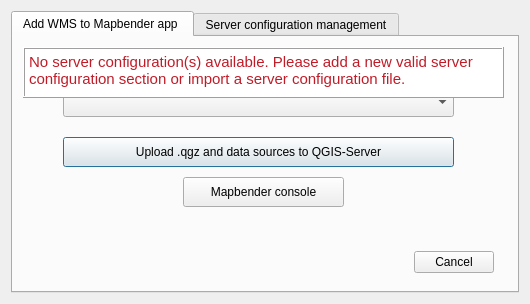
This is mapbender_plugin/dialogs/ui/main_dialog.ui in WhereGroup/QGIS2Mapbender as Qt 5 draws it before an edit. The edited form follows.
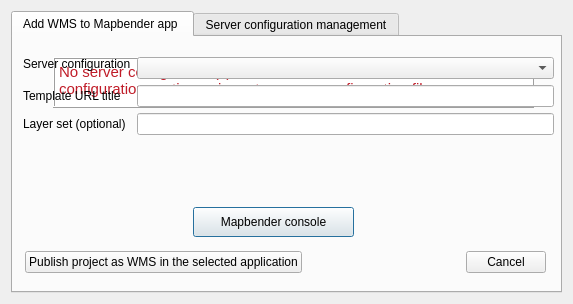
This is the edited form. Icons and pictures are not drawn.

Commit message: add class MapbenderUpload, restructure functions, add text filed for template

The edit to the form file:
```diff
--- a/mapbender_plugin/dialogs/ui/main_dialog.ui
+++ b/mapbender_plugin/dialogs/ui/main_dialog.ui
@@ -6,7 +6,7 @@
    <rect>
     <x>0</x>
     <y>0</y>
-    <width>530</width>
+    <width>573</width>
     <height>304</height>
    </rect>
   </property>
@@ -29,70 +29,11 @@
       <attribute name="title">
        <string>Add WMS to Mapbender app </string>
       </attribute>
-      <widget class="QLabel" name="sectionComboBoxLabel">
-       <property name="geometry">
-        <rect>
-         <x>10</x>
-         <y>10</y>
-         <width>304</width>
-         <height>22</height>
-        </rect>
-       </property>
-       <property name="sizePolicy">
-        <sizepolicy hsizetype="Fixed" vsizetype="Fixed">
-         <horstretch>0</horstretch>
-         <verstretch>0</verstretch>
-        </sizepolicy>
-       </property>
-       <property name="text">
-        <string>Please select a server configuration section</string>
-       </property>
-      </widget>
-      <widget class="QComboBox" name="sectionComboBox">
-       <property name="geometry">
-        <rect>
-         <x>50</x>
-         <y>50</y>
-         <width>391</width>
-         <height>30</height>
-        </rect>
-       </property>
-      </widget>
-      <widget class="QPushButton" name="uploadButton">
-       <property name="geometry">
-        <rect>
-         <x>50</x>
-         <y>100</y>
-         <width>391</width>
-         <height>30</height>
-        </rect>
-       </property>
-       <property name="text">
-        <string>Upload .qgz and data sources to QGIS-Server</string>
-       </property>
-       <property name="icon">
-        <iconset>
-         <normaloff>../../resources/icons/mActionSharingExport.svg</normaloff>../../resources/icons/mActionSharingExport.svg</iconset>
-       </property>
-      </widget>
-      <widget class="QDialogButtonBox" name="buttonBoxTab1">
-       <property name="geometry">
-        <rect>
-         <x>130</x>
-         <y>210</y>
-         <width>351</width>
-         <height>30</height>
-        </rect>
-       </property>
-       <property name="standardButtons">
-        <set>QDialogButtonBox::Cancel</set>
-       </property>
-      </widget>
       <widget class="QTextBrowser" name="warningAddServiceText">
        <property name="geometry">
         <rect>
-         <x>10</x>
-         <y>10</y>
+         <x>40</x>
+         <y>20</y>
          <width>481</width>
          <height>51</height>
         </rect>
@@ -126,8 +67,8 @@
       <widget class="QPushButton" name="tmpMapbenderConsoleButton">
        <property name="geometry">
         <rect>
-         <x>170</x>
-         <y>140</y>
+         <x>180</x>
+         <y>170</y>
          <width>161</width>
          <height>30</height>
         </rect>
@@ -136,6 +77,84 @@
         <string>Mapbender console</string>
        </property>
       </widget>
+      <widget class="QWidget" name="formLayoutWidget">
+       <property name="geometry">
+        <rect>
+         <x>10</x>
+         <y>20</y>
+         <width>531</width>
+         <height>142</height>
+        </rect>
+       </property>
+       <layout class="QFormLayout" name="formLayout">
+        <item row="0" column="0">
+         <widget class="QLabel" name="sectionComboBoxLabel">
+          <property name="sizePolicy">
+           <sizepolicy hsizetype="Fixed" vsizetype="Fixed">
+            <horstretch>0</horstretch>
+            <verstretch>0</verstretch>
+           </sizepolicy>
+          </property>
+          <property name="text">
+           <string>Server configuration</string>
+          </property>
+         </widget>
+        </item>
+        <item row="0" column="1">
+         <widget class="QComboBox" name="sectionComboBox"/>
+        </item>
+        <item row="1" column="0">
+         <widget class="QLabel" name="mapbenderAppSlugLabel">
+          <property name="text">
+           <string>Template URL title</string>
+          </property>
+         </widget>
+        </item>
+        <item row="1" column="1">
+         <widget class="QLineEdit" name="mapbenderCustomAppSlugLineEdit"/>
+        </item>
+        <item row="2" column="0">
+         <widget class="QLabel" name="layerSetLabel">
+          <property name="text">
+           <string>Layer set (optional)</string>
+          </property>
+         </widget>
+        </item>
+        <item row="2" column="1">
+         <widget class="QLineEdit" name="layerSetLineEdit"/>
+        </item>
+       </layout>
+      </widget>
+      <widget class="QWidget" name="horizontalLayoutWidget">
+       <property name="geometry">
+        <rect>
+         <x>12</x>
+         <y>200</y>
+         <width>521</width>
+         <height>51</height>
+        </rect>
+       </property>
+       <layout class="QHBoxLayout" name="horizontalLayout_2">
+        <item>
+         <widget class="QPushButton" name="uploadButton">
+          <property name="text">
+           <string>Publish project as WMS in the selected application</string>
+          </property>
+          <property name="icon">
+           <iconset>
+            <normaloff>../../resources/icons/mActionSharingExport.svg</normaloff>../../resources/icons/mActionSharingExport.svg</iconset>
+          </property>
+         </widget>
+        </item>
+        <item>
+         <widget class="QDialogButtonBox" name="buttonBoxTab1">
+          <property name="standardButtons">
+           <set>QDialogButtonBox::Cancel</set>
+          </property>
+         </widget>
+        </item>
+       </layout>
+      </widget>
      </widget>
      <widget class="QWidget" name="serverConfigTab">
       <attribute name="title">
```
The commit also changes 3 other files.
